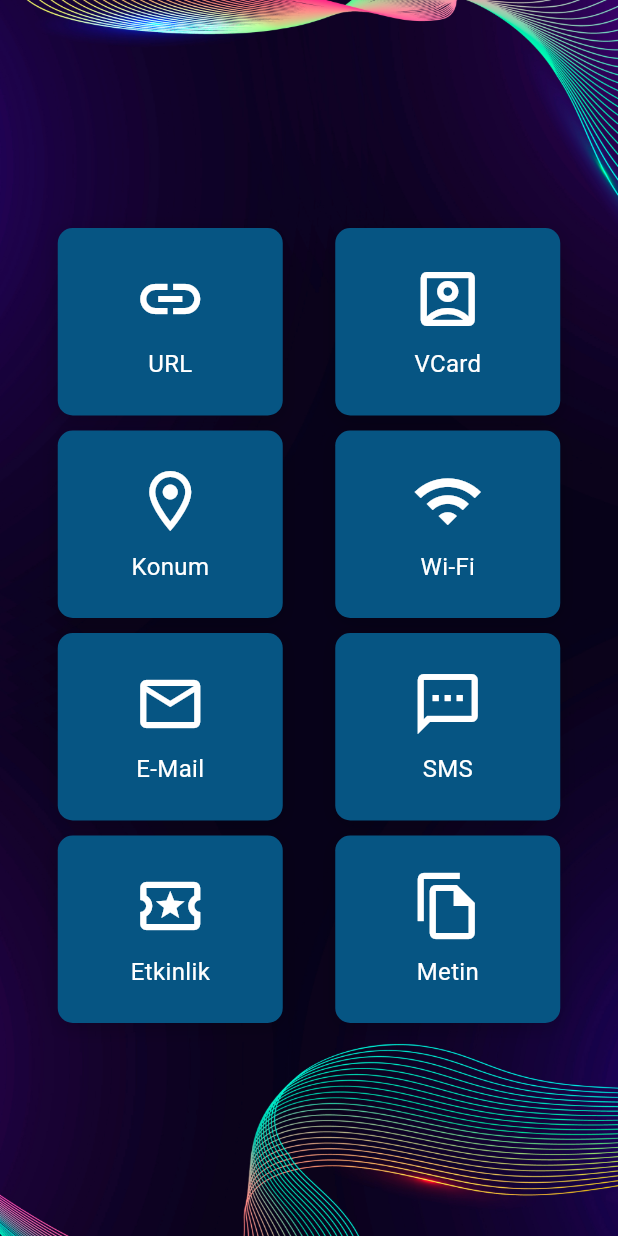
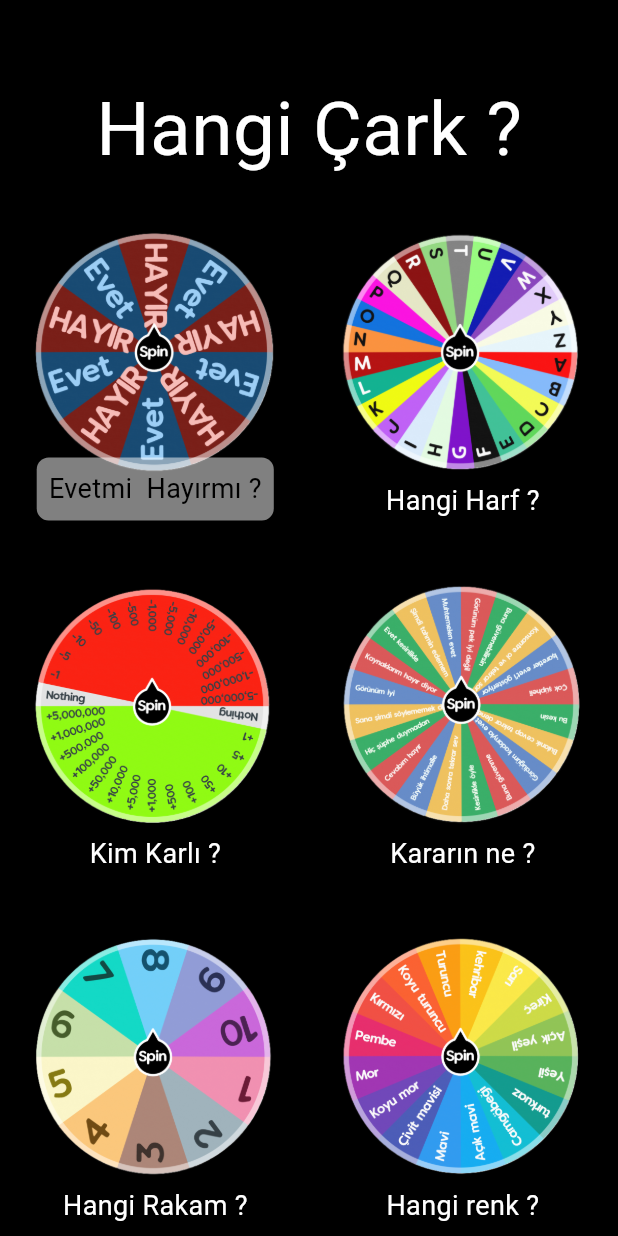
Before and after one commit to y-e-sryldz/wheel-of-fortune, a Flutter app: the select_wheel screen opened directly, on a phone screen of 412 x 824 dp. Run offline on Flutter 3.47's test engine with Material 3 defaults, Android fonts, the phone set to English and light mode, and no system bars.

Commit message:
çark seçme tamam

```diff
--- a/lib/main.dart
+++ b/lib/main.dart
@@ -1,6 +1,7 @@
 import 'dart:math';
 
 import 'package:draw_app/screens/login.dart';
+import 'package:draw_app/screens/select_wheel.dart';
 import 'package:flutter/material.dart';
 
 void main() {
@@ -19,7 +20,7 @@ class MyApp extends StatelessWidget {
         colorScheme: ColorScheme.fromSeed(seedColor: Colors.deepPurple),
         useMaterial3: true,
       ),
-      home: login(),
+      home: select_wheel(),
     );
   }
 }
--- a/lib/screens/select_wheel.dart
+++ b/lib/screens/select_wheel.dart
@@ -12,65 +12,56 @@ class _select_wheelState extends State<select_wheel> {
   Widget build(BuildContext context) {
     return Scaffold(
       body: Container(
-        decoration: BoxDecoration(
-          image: DecorationImage(image: AssetImage("assets/arka_plan.jpg"),
-          fit: BoxFit.cover,
-          ),
-        ),
+        decoration: BoxDecoration(color: Colors.black),
         child: Row(
           mainAxisAlignment: MainAxisAlignment.center,
           children: <Widget>[
-            Column(
-            mainAxisAlignment: MainAxisAlignment.center,
+            SingleChildScrollView(
+              child: Column(
                 children: [
                   SizedBox(
-                height: 10,
+                    height: 50,
+                  ),
+                  Text(
+                    "Hangi Çark ?",
+                    style: TextStyle(fontSize: 50, color: Colors.white),
                   ),
                   Row(
                     mainAxisAlignment: MainAxisAlignment.center,
                     children: [
-                  //URL
                       GestureDetector(
                         onTap: () {},
                         child: Container(
-                      height: 125,
-                      width: 150,
+                          height: 225,
+                          width: 170,
                           decoration: BoxDecoration(
-                        color: Color.fromARGB(255, 6, 85, 131),
-                        borderRadius: BorderRadius.circular(
-                            10), // Köşe yarıçapını ayarlayın
-                        boxShadow: [
-                          BoxShadow(
-                            color: Colors.black
-                                .withOpacity(0.2), // Gölgelendirme rengi
-                            blurRadius: 10, // Gölgelendirme belirginliği
-                            offset: Offset(0, 3), // Gölgenin konumu
+                            image: DecorationImage(
+                              image: AssetImage("assets/evet_hayir.png"),
                             ),
-                        ],
                           ),
                           child: Column(
-                        mainAxisAlignment: MainAxisAlignment.center,
+                            mainAxisAlignment: MainAxisAlignment.end,
+                            crossAxisAlignment: CrossAxisAlignment.center,
                             children: [
-                          Icon(
-                            Icons
-                                .link_outlined, // İstediğiniz bir ikonu seçebilirsiniz
-                            color: Colors.white,
-                            size: 48, // İkonun boyutunu ayarlayabilirsiniz
+                              Container(
+                                padding: EdgeInsets.all(8),
+                                decoration: BoxDecoration(
+                                  color: Colors.white.withOpacity(0.5),
+                                  borderRadius: BorderRadius.circular(8),
                                 ),
-                          SizedBox(
-                              height:
-                                  8), // İkon ile metin arasında bir boşluk ekleyin
-                          Text(
-                            "URL",
+                                child: Text(
+                                  "Evetmi  Hayırmı ?",
                                   style: TextStyle(
-                              color: Colors.white,
-                              fontSize: 16, // Metin boyutunu ayarlayabilirsiniz
+                                    color: Colors.black,
+                                    fontSize: 18,
+                                  ),
                                 ),
                               ),
                             ],
                           ),
                         ),
                       ),
+
                       SizedBox(
                         width: 35,
                       ),
@@ -78,44 +69,30 @@ class _select_wheelState extends State<select_wheel> {
                       GestureDetector(
                         onTap: () {},
                         child: Container(
-                        height: 125,
-                        width: 150,
+                          height: 225,
+                          width: 170,
                           decoration: BoxDecoration(
-                          color: Color.fromARGB(255, 6, 85, 131),
-                          borderRadius: BorderRadius.circular(
-                              10), // Köşe yarıçapını ayarlayın
-                          boxShadow: [
-                            BoxShadow(
-                              color: Colors.black
-                                  .withOpacity(0.2), // Gölgelendirme rengi
-                              blurRadius: 10, // Gölgelendirme belirginliği
-                              offset: Offset(0, 3), // Gölgenin konumu
+                            image: DecorationImage(
+                              image: AssetImage("assets/harfler.png"),
                             ),
-                          ],
                           ),
                           child: Column(
-                          mainAxisAlignment: MainAxisAlignment.center,
+                            mainAxisAlignment: MainAxisAlignment.end,
+                            crossAxisAlignment: CrossAxisAlignment.center,
                             children: [
-                            Icon(
-                              Icons
-                                  .account_box_outlined, // İstediğiniz bir ikonu seçebilirsiniz
-                              color: Colors.white,
-                              size: 48, // İkonun boyutunu ayarlayabilirsiniz
-                            ),
-                            SizedBox(
-                                height:
-                                    8), // İkon ile metin arasında bir boşluk ekleyin
-                            Text(
-                              "VCard",
+                              Container(
+                                child: Text(
+                                  "Hangi Harf ?",
                                   style: TextStyle(
                                     color: Colors.white,
-                                fontSize:
-                                    16, // Metin boyutunu ayarlayabilirsiniz
+                                    fontSize: 18,
+                                  ),
                                 ),
                               ),
                             ],
                           ),
-                      )),
+                        ),
+                      ),
                     ],
                   ),
                   SizedBox(
@@ -128,44 +105,30 @@ class _select_wheelState extends State<select_wheel> {
                       GestureDetector(
                         onTap: () {},
                         child: Container(
-                        height: 125,
-                        width: 150,
+                          height: 225,
+                          width: 170,
                           decoration: BoxDecoration(
-                          color: Color.fromARGB(255, 6, 85, 131),
-                          borderRadius: BorderRadius.circular(
-                              10), // Köşe yarıçapını ayarlayın
-                          boxShadow: [
-                            BoxShadow(
-                              color: Colors.black
-                                  .withOpacity(0.2), // Gölgelendirme rengi
-                              blurRadius: 10, // Gölgelendirme belirginliği
-                              offset: Offset(0, 3), // Gölgenin konumu
+                            image: DecorationImage(
+                              image: AssetImage("assets/kar_zarar.png"),
                             ),
-                          ],
                           ),
                           child: Column(
-                          mainAxisAlignment: MainAxisAlignment.center,
+                            mainAxisAlignment: MainAxisAlignment.end,
+                            crossAxisAlignment: CrossAxisAlignment.center,
                             children: [
-                            Icon(
-                              Icons
-                                  .location_on_outlined, // İstediğiniz bir ikonu seçebilirsiniz
-                              color: Colors.white,
-                              size: 48, // İkonun boyutunu ayarlayabilirsiniz
-                            ),
-                            SizedBox(
-                                height:
-                                    8), // İkon ile metin arasında bir boşluk ekleyin
-                            Text(
-                              "Konum",
+                              Container(
+                                child: Text(
+                                  "Kim Karlı ?",
                                   style: TextStyle(
                                     color: Colors.white,
-                                fontSize:
-                                    16, // Metin boyutunu ayarlayabilirsiniz
+                                    fontSize: 18,
+                                  ),
                                 ),
                               ),
                             ],
                           ),
-                      )),
+                        ),
+                      ),
                       SizedBox(
                         width: 35,
                       ),
@@ -173,44 +136,30 @@ class _select_wheelState extends State<select_wheel> {
                       GestureDetector(
                         onTap: () {},
                         child: Container(
-                        height: 125,
-                        width: 150,
+                          height: 225,
+                          width: 170,
                           decoration: BoxDecoration(
-                          color: Color.fromARGB(255, 6, 85, 131),
-                          borderRadius: BorderRadius.circular(
-                              10), // Köşe yarıçapını ayarlayın
-                          boxShadow: [
-                            BoxShadow(
-                              color: Colors.black
-                                  .withOpacity(0.2), // Gölgelendirme rengi
-                              blurRadius: 10, // Gölgelendirme belirginliği
-                              offset: Offset(0, 3), // Gölgenin konumu
+                            image: DecorationImage(
+                              image: AssetImage("assets/kararlar.png"),
                             ),
-                          ],
                           ),
                           child: Column(
-                          mainAxisAlignment: MainAxisAlignment.center,
+                            mainAxisAlignment: MainAxisAlignment.end,
+                            crossAxisAlignment: CrossAxisAlignment.center,
                             children: [
-                            Icon(
-                              Icons
-                                  .wifi_outlined, // İstediğiniz bir ikonu seçebilirsiniz
-                              color: Colors.white,
-                              size: 48, // İkonun boyutunu ayarlayabilirsiniz
-                            ),
-                            SizedBox(
-                                height:
-                                    8), // İkon ile metin arasında bir boşluk ekleyin
-                            Text(
-                              "Wi-Fi",
+                              Container(
+                                child: Text(
+                                  "Kararın ne ?",
                                   style: TextStyle(
                                     color: Colors.white,
-                                fontSize:
-                                    16, // Metin boyutunu ayarlayabilirsiniz
+                                    fontSize: 18,
+                                  ),
                                 ),
                               ),
                             ],
                           ),
-                      )),
+                        ),
+                      ),
                     ],
                   ),
                   SizedBox(
@@ -223,44 +172,30 @@ class _select_wheelState extends State<select_wheel> {
                       GestureDetector(
                         onTap: () {},
                         child: Container(
-                        height: 125,
-                        width: 150,
+                          height: 225,
+                          width: 170,
                           decoration: BoxDecoration(
-                          color: Color.fromARGB(255, 6, 85, 131),
-                          borderRadius: BorderRadius.circular(
-                              10), // Köşe yarıçapını ayarlayın
-                          boxShadow: [
-                            BoxShadow(
-                              color: Colors.black
-                                  .withOpacity(0.2), // Gölgelendirme rengi
-                              blurRadius: 10, // Gölgelendirme belirginliği
-                              offset: Offset(0, 3), // Gölgenin konumu
+                            image: DecorationImage(
+                              image: AssetImage("assets/rakamlar.png"),
                             ),
-                          ],
                           ),
                           child: Column(
-                          mainAxisAlignment: MainAxisAlignment.center,
+                            mainAxisAlignment: MainAxisAlignment.end,
+                            crossAxisAlignment: CrossAxisAlignment.center,
                             children: [
-                            Icon(
-                              Icons
-                                  .mail_outlined, // İstediğiniz bir ikonu seçebilirsiniz
-                              color: Colors.white,
-                              size: 48, // İkonun boyutunu ayarlayabilirsiniz
-                            ),
-                            SizedBox(
-                                height:
-                                    8), // İkon ile metin arasında bir boşluk ekleyin
-                            Text(
-                              "E-Mail",
+                              Container(
+                                child: Text(
+                                  "Hangi Rakam ?",
                                   style: TextStyle(
                                     color: Colors.white,
-                                fontSize:
-                                    16, // Metin boyutunu ayarlayabilirsiniz
+                                    fontSize: 18,
+                                  ),
                                 ),
                               ),
                             ],
                           ),
-                      )),
+                        ),
+                      ),
                       SizedBox(
                         width: 35,
                       ),
@@ -268,44 +203,30 @@ class _select_wheelState extends State<select_wheel> {
                       GestureDetector(
                         onTap: () {},
                         child: Container(
-                        height: 125,
-                        width: 150,
+                          height: 225,
+                          width: 170,
                           decoration: BoxDecoration(
-                          color: Color.fromARGB(255, 6, 85, 131),
-                          borderRadius: BorderRadius.circular(
-                              10), // Köşe yarıçapını ayarlayın
-                          boxShadow: [
-                            BoxShadow(
-                              color: Colors.black
-                                  .withOpacity(0.2), // Gölgelendirme rengi
-                              blurRadius: 10, // Gölgelendirme belirginliği
-                              offset: Offset(0, 3), // Gölgenin konumu
+                            image: DecorationImage(
+                              image: AssetImage("assets/renkler.png"),
                             ),
-                          ],
                           ),
                           child: Column(
-                          mainAxisAlignment: MainAxisAlignment.center,
+                            mainAxisAlignment: MainAxisAlignment.end,
+                            crossAxisAlignment: CrossAxisAlignment.center,
                             children: [
-                            Icon(
-                              Icons
-                                  .sms_outlined, // İstediğiniz bir ikonu seçebilirsiniz
-                              color: Colors.white,
-                              size: 48, // İkonun boyutunu ayarlayabilirsiniz
-                            ),
-                            SizedBox(
-                                height:
-                                    8), // İkon ile metin arasında bir boşluk ekleyin
-                            Text(
-                              "SMS",
+                              Container(
+                                child: Text(
+                                  "Hangi renk ?",
                                   style: TextStyle(
                                     color: Colors.white,
-                                fontSize:
-                                    16, // Metin boyutunu ayarlayabilirsiniz
+                                    fontSize: 18,
+                                  ),
                                 ),
                               ),
                             ],
                           ),
-                      )),
+                        ),
+                      ),
                     ],
                   ),
                   SizedBox(
@@ -318,44 +239,30 @@ class _select_wheelState extends State<select_wheel> {
                       GestureDetector(
                         onTap: () {},
                         child: Container(
-                        height: 125,
-                        width: 150,
+                          height: 225,
+                          width: 170,
                           decoration: BoxDecoration(
-                          color: Color.fromARGB(255, 6, 85, 131),
-                          borderRadius: BorderRadius.circular(
-                              10), // Köşe yarıçapını ayarlayın
-                          boxShadow: [
-                            BoxShadow(
-                              color: Colors.black
-                                  .withOpacity(0.2), // Gölgelendirme rengi
-                              blurRadius: 10, // Gölgelendirme belirginliği
-                              offset: Offset(0, 3), // Gölgenin konumu
+                            image: DecorationImage(
+                              image: AssetImage("assets/yazı_tura.png"),
                             ),
-                          ],
                           ),
                           child: Column(
-                          mainAxisAlignment: MainAxisAlignment.center,
+                            mainAxisAlignment: MainAxisAlignment.end,
+                            crossAxisAlignment: CrossAxisAlignment.center,
                             children: [
-                            Icon(
-                              Icons
-                                  .local_activity_outlined, // İstediğiniz bir ikonu seçebilirsiniz
-                              color: Colors.white,
-                              size: 48, // İkonun boyutunu ayarlayabilirsiniz
-                            ),
-                            SizedBox(
-                                height:
-                                    8), // İkon ile metin arasında bir boşluk ekleyin
-                            Text(
-                              "Etkinlik",
+                              Container(
+                                child: Text(
+                                  "Yazımı Turamı ?",
                                   style: TextStyle(
                                     color: Colors.white,
-                                fontSize:
-                                    16, // Metin boyutunu ayarlayabilirsiniz
+                                    fontSize: 18,
+                                  ),
                                 ),
                               ),
                             ],
                           ),
-                      )),
+                        ),
+                      ),
                       SizedBox(
                         width: 35,
                       ),
@@ -363,50 +270,36 @@ class _select_wheelState extends State<select_wheel> {
                       GestureDetector(
                         onTap: () {},
                         child: Container(
-                        height: 125,
-                        width: 150,
+                          height: 225,
+                          width: 170,
                           decoration: BoxDecoration(
-                          color: Color.fromARGB(255, 6, 85, 131),
-                          borderRadius: BorderRadius.circular(
-                              10), // Köşe yarıçapını ayarlayın
-                          boxShadow: [
-                            BoxShadow(
-                              color: Colors.black
-                                  .withOpacity(0.2), // Gölgelendirme rengi
-                              blurRadius: 10, // Gölgelendirme belirginliği
-                              offset: Offset(0, 3), // Gölgenin konumu
+                            image: DecorationImage(
+                              image: AssetImage("assets/yemekler.png"),
                             ),
-                          ],
                           ),
                           child: Column(
-                          mainAxisAlignment: MainAxisAlignment.center,
+                            mainAxisAlignment: MainAxisAlignment.end,
+                            crossAxisAlignment: CrossAxisAlignment.center,
                             children: [
-                            Icon(
-                              Icons
-                                  .file_copy_outlined, // İstediğiniz bir ikonu seçebilirsiniz
-                              color: Colors.white,
-                              size: 48, // İkonun boyutunu ayarlayabilirsiniz
-                            ),
-                            SizedBox(
-                                height:
-                                    8), // İkon ile metin arasında bir boşluk ekleyin
-                            Text(
-                              "Metin",
+                              Container(
+                                child: Text(
+                                  "Ne Yemeli ?",
                                   style: TextStyle(
                                     color: Colors.white,
-                                fontSize:
-                                    16, // Metin boyutunu ayarlayabilirsiniz
+                                    fontSize: 18,
+                                  ),
                                 ),
                               ),
                             ],
                           ),
-                      )),
+                        ),
+                      ),
                     ],
                   ),
                 ],
               ),
+            ),
           ],
-
         ),
       ),
     );
```
Also changed, not shown: assets/evet_hayir.png (added), assets/harfler.png (added), assets/kar_zarar.png (added), assets/kararlar.png (added), assets/rakamlar.png (added), assets/renkler.png (added), assets/yazı_tura.png (added), assets/yemekler.png (added). Lines whose indentation alone changed are shown as unchanged.
